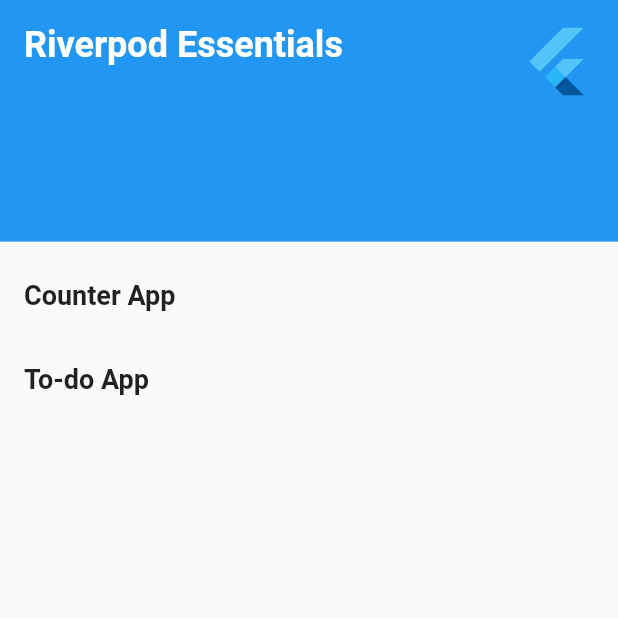
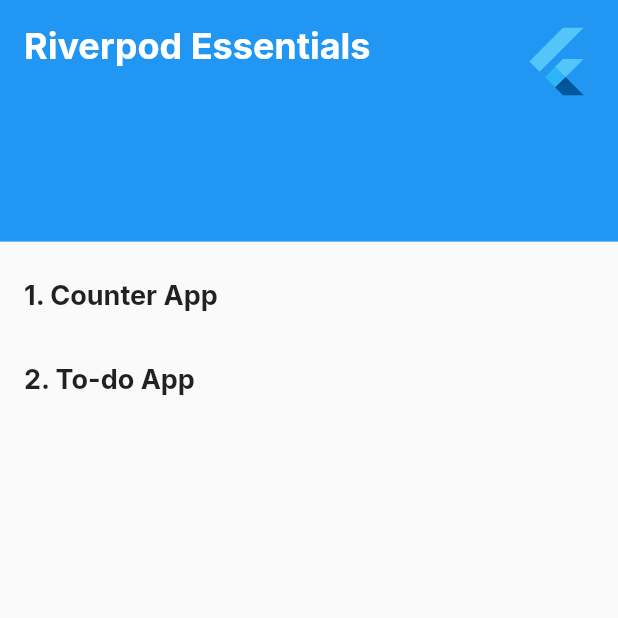
Before and after one commit to anubhavbagri/Riverpod-Essentials, a Flutter app: the screen it shows after launch, on a phone screen of 412 x 824 dp, the top half of it. Run offline on Flutter 3.47's test engine with Material 2 defaults, Android fonts, the phone set to English and light mode, and no system bars; our stand-ins replace flutter_riverpod, google_fonts.

Commit message:
style: add inter google-font

```diff
--- a/lib/main.dart
+++ b/lib/main.dart
@@ -1,5 +1,6 @@
 import 'package:flutter/material.dart';
 import 'package:flutter_riverpod/flutter_riverpod.dart';
+import 'package:google_fonts/google_fonts.dart';
 import 'package:riverpod_essentials/counter_app/counter_page.dart';
 import 'package:riverpod_essentials/todo_app/todo_page.dart';
 
@@ -24,6 +25,7 @@ class MyApp extends StatelessWidget {
         },
         theme: ThemeData(
           primarySwatch: Colors.blue,
+          fontFamily: GoogleFonts.inter().fontFamily,
         ),
       ),
     );
@@ -63,7 +65,7 @@ class Home extends StatelessWidget {
             ),
             ListTile(
               title: const Text(
-                'Counter App',
+                '1. Counter App',
                 style: TextStyle(
                   fontSize: 18,
                   fontWeight: FontWeight.bold,
@@ -80,7 +82,7 @@ class Home extends StatelessWidget {
             ),
             ListTile(
               title: const Text(
-                'To-do App',
+                '2. To-do App',
                 style: TextStyle(
                   fontSize: 18,
                   fontWeight: FontWeight.bold,
--- a/pubspec.yaml
+++ b/pubspec.yaml
@@ -31,6 +31,7 @@ dependencies:
   flutter:
     sdk: flutter
   flutter_riverpod: ^1.0.3
+  google_fonts: ^3.0.1
   uuid: ^3.0.6
 
 dev_dependencies:
```
Also changed, not shown: pubspec.lock.
